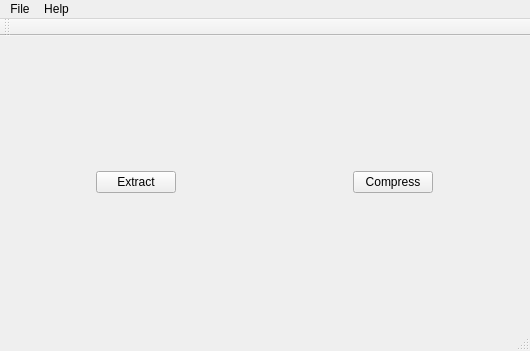
Before: the Qt Designer form src/mainwindow.ui in berv-uni-project/Frog-Archiver, drawn with Qt 5.
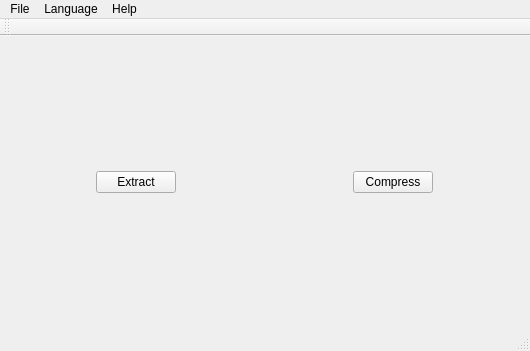
After: the same form once the commit is applied. Icons and pictures are not drawn.

Commit message: Add Language Menu; Dynamic Translation (#68)

Patch:
```diff
--- a/src/mainwindow.ui
+++ b/src/mainwindow.ui
@@ -53,7 +53,7 @@
      <x>0</x>
      <y>0</y>
      <width>530</width>
-     <height>44</height>
+     <height>37</height>
     </rect>
    </property>
    <widget class="QMenu" name="menuFile">
@@ -73,7 +73,13 @@
     <addaction name="separator"/>
     <addaction name="actionAbout"/>
    </widget>
+   <widget class="QMenu" name="menuLanguage">
+    <property name="title">
+     <string>Language</string>
+    </property>
+   </widget>
    <addaction name="menuFile"/>
+   <addaction name="menuLanguage"/>
    <addaction name="menuHelp"/>
   </widget>
   <widget class="QToolBar" name="mainToolBar">
```
The commit also changes 5 other files.
